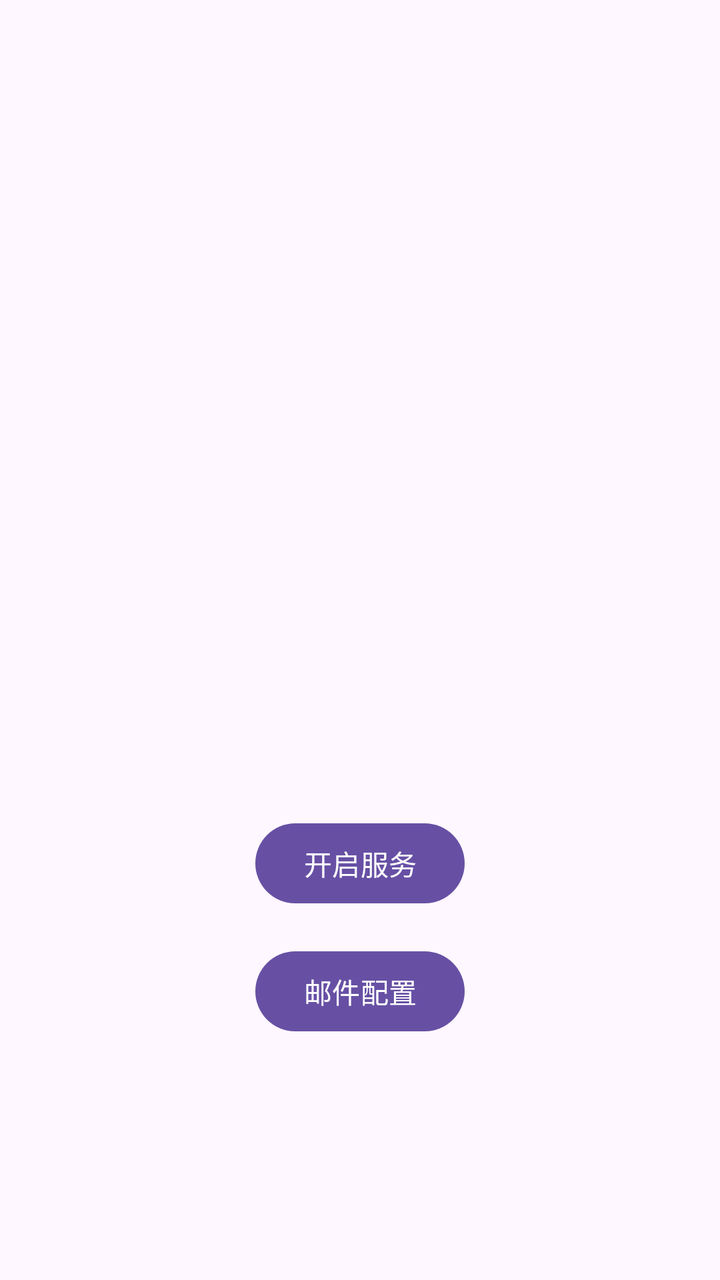
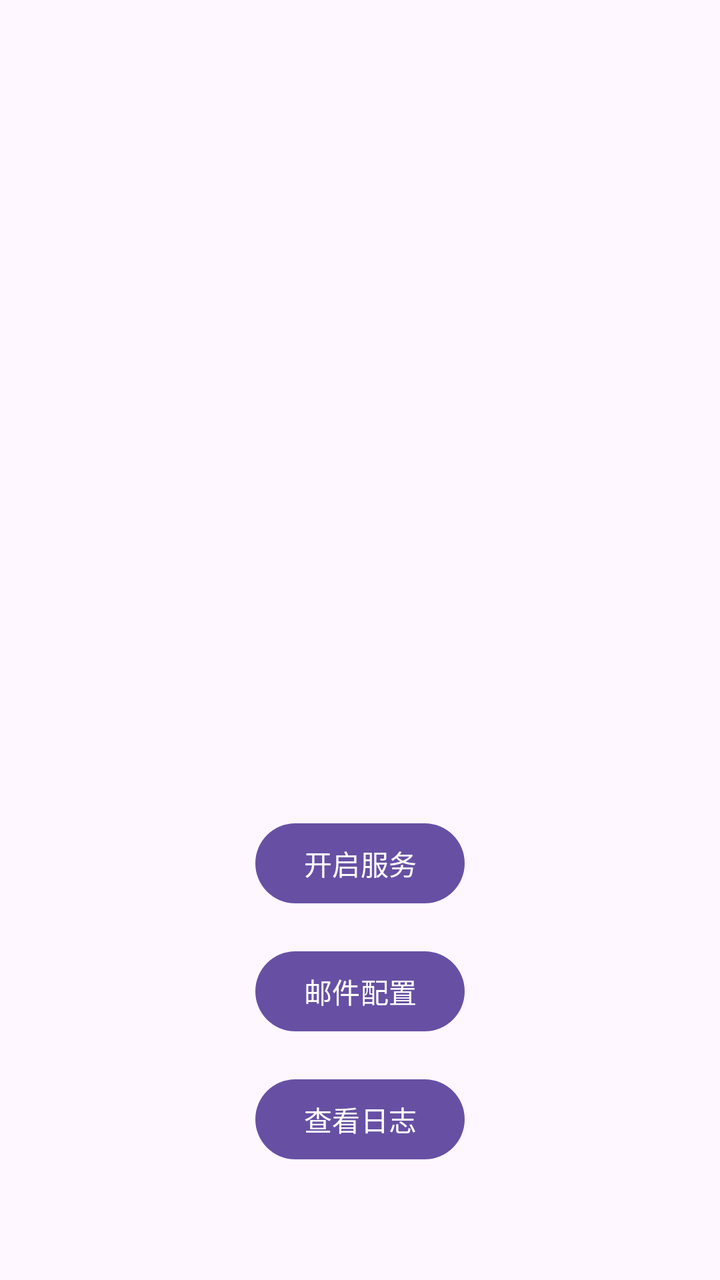

The first picture is an Android layout as it rendered before a commit; the second is the same layout after the commit. The layout source and the unified diff follow.
<!-- AndroidManifest.xml: application theme Theme.MessageToMail -->
<!-- res/layout/activity_main.xml -->
<?xml version="1.0" encoding="utf-8"?>
<layout xmlns:tools="http://schemas.android.com/tools"
    xmlns:android="http://schemas.android.com/apk/res/android"
    xmlns:app="http://schemas.android.com/apk/res-auto">
    <data>
        <variable
            name="logText"
            type="com.example.messagetomail.model.LogViewModel" />
    </data>
    <androidx.constraintlayout.widget.ConstraintLayout
        android:id="@+id/main"
        android:layout_width="match_parent"
        android:layout_height="match_parent"
        tools:context=".MainActivity">


        <TextView
            android:id="@+id/textView"
            android:layout_width="wrap_content"
            android:layout_height="wrap_content"
            android:text="@{logText.content}"
            app:layout_constraintBottom_toBottomOf="parent"
            app:layout_constraintEnd_toEndOf="parent"
            app:layout_constraintStart_toStartOf="parent"
            app:layout_constraintTop_toTopOf="parent" />

        <Button
            android:id="@+id/button"
            android:layout_width="wrap_content"
            android:layout_height="wrap_content"
            android:layout_marginTop="78dp"
            android:text="@string/start_button_text"
            app:layout_constraintEnd_toEndOf="parent"
            app:layout_constraintStart_toStartOf="parent"
            app:layout_constraintTop_toBottomOf="@+id/textView" />

        <Button
            android:id="@+id/btnSettings"
            android:layout_width="wrap_content"
            android:layout_height="wrap_content"
            android:layout_marginTop="16dp"
            android:text="邮件配置"
            app:layout_constraintEnd_toEndOf="parent"
            app:layout_constraintStart_toStartOf="parent"
            app:layout_constraintTop_toBottomOf="@+id/button" />

    </androidx.constraintlayout.widget.ConstraintLayout>

</layout>
<!-- resources referenced by this layout -->
<resources>
  <string name="start_button_text">开启服务</string>
  <style name="Theme.MessageToMail" parent="Base.Theme.MessageToMail" />
  <style name="Base.Theme.MessageToMail" parent="Theme.Material3.DayNight.NoActionBar">
          
          
      </style>
</resources>

<!-- the commit's change to res/layout/activity_main.xml (unified diff, before → after) -->
@@ -44,6 +44,16 @@
             app:layout_constraintStart_toStartOf="parent"
             app:layout_constraintTop_toBottomOf="@+id/button" />
 
+        <Button
+            android:id="@+id/btnLogs"
+            android:layout_width="wrap_content"
+            android:layout_height="wrap_content"
+            android:layout_marginTop="16dp"
+            android:text="查看日志"
+            app:layout_constraintEnd_toEndOf="parent"
+            app:layout_constraintStart_toStartOf="parent"
+            app:layout_constraintTop_toBottomOf="@+id/btnSettings" />
+
     </androidx.constraintlayout.widget.ConstraintLayout>
 
 </layout>
